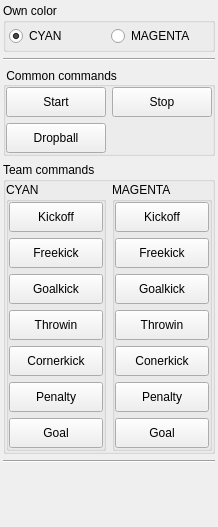
Above: coachbox/player_server/resource/player_server_widget.ui from tominagalab/musashi-ros2-humble before the change. Below: the same form after it.
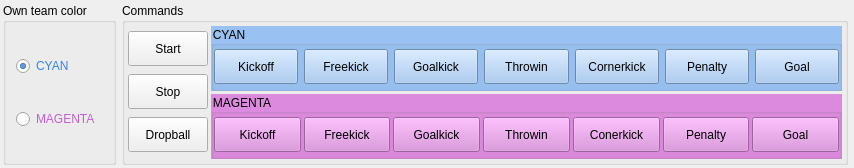
That is the form after the change.

Patch:
```diff
--- a/coachbox/player_server/resource/player_server_widget.ui
+++ b/coachbox/player_server/resource/player_server_widget.ui
@@ -6,16 +6,16 @@
    <rect>
     <x>0</x>
     <y>0</y>
-    <width>218</width>
-    <height>527</height>
+    <width>854</width>
+    <height>168</height>
    </rect>
   </property>
   <property name="windowTitle">
    <string>PlayerServer</string>
   </property>
-  <layout class="QVBoxLayout" name="verticalLayout">
+  <layout class="QHBoxLayout" name="horizontalLayout" stretch="0,0,1,0">
    <property name="spacing">
-    <number>6</number>
+    <number>3</number>
    </property>
    <property name="leftMargin">
     <number>3</number>
@@ -32,26 +32,35 @@
    <item>
     <widget class="QGroupBox" name="grpColor">
      <property name="title">
-      <string>Own color</string>
+      <string>Own team color</string>
      </property>
-     <layout class="QHBoxLayout" name="horizontalLayout">
+     <layout class="QVBoxLayout" name="verticalLayout_4">
       <property name="spacing">
        <number>3</number>
       </property>
       <property name="leftMargin">
-       <number>3</number>
+       <number>10</number>
       </property>
       <property name="topMargin">
        <number>3</number>
       </property>
       <property name="rightMargin">
-       <number>3</number>
+       <number>0</number>
       </property>
       <property name="bottomMargin">
        <number>3</number>
       </property>
       <item>
        <widget class="QRadioButton" name="rbtnCyan">
+        <property name="maximumSize">
+         <size>
+          <width>100</width>
+          <height>16777215</height>
+         </size>
+        </property>
+        <property name="styleSheet">
+         <string notr="true">color: rgb(53, 132, 228);</string>
+        </property>
         <property name="text">
          <string>CYAN</string>
         </property>
@@ -62,6 +71,15 @@
       </item>
       <item>
        <widget class="QRadioButton" name="rbtnMagenta">
+        <property name="maximumSize">
+         <size>
+          <width>100</width>
+          <height>16777215</height>
+         </size>
+        </property>
+        <property name="styleSheet">
+         <string notr="true">color: rgb(192, 97, 203);</string>
+        </property>
         <property name="text">
          <string>MAGENTA</string>
         </property>
@@ -71,7 +89,7 @@
     </widget>
    </item>
    <item>
-    <widget class="Line" name="line">
+    <widget class="Line" name="line_2">
      <property name="orientation">
       <enum>Qt::Horizontal</enum>
      </property>
@@ -79,44 +97,42 @@
    </item>
    <item>
     <widget class="QGroupBox" name="groupBox">
+     <property name="styleSheet">
+      <string notr="true"/>
+     </property>
      <property name="title">
-      <string> Common commands</string>
+      <string>Commands</string>
      </property>
-     <property name="alignment">
-      <set>Qt::AlignLeading|Qt::AlignLeft|Qt::AlignVCenter</set>
-     </property>
-     <layout class="QGridLayout" name="gridLayout_2">
+     <layout class="QHBoxLayout" name="horizontalLayout_4">
+      <property name="spacing">
+       <number>3</number>
+      </property>
       <property name="leftMargin">
-       <number>0</number>
+       <number>3</number>
       </property>
       <property name="topMargin">
-       <number>0</number>
+       <number>3</number>
       </property>
       <property name="rightMargin">
-       <number>0</number>
+       <number>3</number>
       </property>
       <property name="bottomMargin">
-       <number>0</number>
+       <number>3</number>
       </property>
-      <item row="0" column="1">
-       <widget class="QPushButton" name="pushButton_17">
-        <property name="minimumSize">
-         <size>
-          <width>0</width>
-          <height>30</height>
-         </size>
-        </property>
-        <property name="text">
-         <string>Stop</string>
-        </property>
-       </widget>
-      </item>
-      <item row="0" column="0">
+      <item>
+       <layout class="QVBoxLayout" name="verticalLayout_3">
+        <item>
        <widget class="QPushButton" name="pushButton_16">
         <property name="minimumSize">
          <size>
           <width>0</width>
-          <height>30</height>
+            <height>35</height>
+           </size>
+          </property>
+          <property name="maximumSize">
+           <size>
+            <width>80</width>
+            <height>16777215</height>
          </size>
         </property>
         <property name="text">
@@ -124,12 +140,37 @@
         </property>
        </widget>
       </item>
-      <item row="1" column="0">
+        <item>
+         <widget class="QPushButton" name="pushButton_17">
+          <property name="minimumSize">
+           <size>
+            <width>0</width>
+            <height>35</height>
+           </size>
+          </property>
+          <property name="maximumSize">
+           <size>
+            <width>80</width>
+            <height>16777215</height>
+           </size>
+          </property>
+          <property name="text">
+           <string>Stop</string>
+          </property>
+         </widget>
+        </item>
+        <item>
        <widget class="QPushButton" name="pushButton_15">
         <property name="minimumSize">
          <size>
           <width>0</width>
-          <height>30</height>
+            <height>35</height>
+           </size>
+          </property>
+          <property name="maximumSize">
+           <size>
+            <width>80</width>
+            <height>16777215</height>
          </size>
         </property>
         <property name="text">
@@ -138,145 +179,10 @@
        </widget>
       </item>
      </layout>
-    </widget>
    </item>
    <item>
-    <widget class="QGroupBox" name="grpCommand">
-     <property name="title">
-      <string>Team commands</string>
-     </property>
-     <layout class="QGridLayout" name="gridLayout">
-      <property name="leftMargin">
-       <number>0</number>
-      </property>
-      <property name="topMargin">
-       <number>0</number>
-      </property>
-      <property name="rightMargin">
-       <number>0</number>
-      </property>
-      <property name="bottomMargin">
-       <number>0</number>
-      </property>
-      <item row="2" column="1">
-       <widget class="QGroupBox" name="grpMagenta">
-        <property name="minimumSize">
-         <size>
-          <width>100</width>
-          <height>0</height>
-         </size>
-        </property>
-        <property name="title">
-         <string>MAGENTA</string>
-        </property>
-        <layout class="QVBoxLayout" name="verticalLayout_3">
-         <property name="leftMargin">
-          <number>0</number>
-         </property>
-         <property name="topMargin">
-          <number>0</number>
-         </property>
-         <property name="rightMargin">
-          <number>0</number>
-         </property>
-         <property name="bottomMargin">
-          <number>0</number>
-         </property>
+       <layout class="QVBoxLayout" name="verticalLayout">
          <item>
-          <widget class="QPushButton" name="pushButton_4">
-           <property name="minimumSize">
-            <size>
-             <width>0</width>
-             <height>30</height>
-            </size>
-           </property>
-           <property name="text">
-            <string>Kickoff</string>
-           </property>
-          </widget>
-         </item>
-         <item>
-          <widget class="QPushButton" name="pushButton_6">
-           <property name="minimumSize">
-            <size>
-             <width>0</width>
-             <height>30</height>
-            </size>
-           </property>
-           <property name="text">
-            <string>Freekick</string>
-           </property>
-          </widget>
-         </item>
-         <item>
-          <widget class="QPushButton" name="pushButton_5">
-           <property name="minimumSize">
-            <size>
-             <width>0</width>
-             <height>30</height>
-            </size>
-           </property>
-           <property name="text">
-            <string>Goalkick</string>
-           </property>
-          </widget>
-         </item>
-         <item>
-          <widget class="QPushButton" name="pushButton_10">
-           <property name="minimumSize">
-            <size>
-             <width>0</width>
-             <height>30</height>
-            </size>
-           </property>
-           <property name="text">
-            <string>Throwin</string>
-           </property>
-          </widget>
-         </item>
-         <item>
-          <widget class="QPushButton" name="pushButton_8">
-           <property name="minimumSize">
-            <size>
-             <width>0</width>
-             <height>30</height>
-            </size>
-           </property>
-           <property name="text">
-            <string>Conerkick</string>
-           </property>
-          </widget>
-         </item>
-         <item>
-          <widget class="QPushButton" name="pushButton_12">
-           <property name="minimumSize">
-            <size>
-             <width>0</width>
-             <height>30</height>
-            </size>
-           </property>
-           <property name="text">
-            <string>Penalty</string>
-           </property>
-          </widget>
-         </item>
-         <item>
-          <widget class="QPushButton" name="pushButton_14">
-           <property name="minimumSize">
-            <size>
-             <width>0</width>
-             <height>30</height>
-            </size>
-           </property>
-           <property name="text">
-            <string>Goal</string>
-           </property>
-          </widget>
-         </item>
-        </layout>
-       </widget>
-      </item>
-      <item row="2" column="0">
        <widget class="QGroupBox" name="grpCyan">
         <property name="minimumSize">
          <size>
@@ -284,10 +190,13 @@
           <height>0</height>
          </size>
         </property>
+          <property name="styleSheet">
+           <string notr="true">background-color: rgb(153, 193, 241);</string>
+          </property>
         <property name="title">
          <string>CYAN</string>
         </property>
-        <layout class="QVBoxLayout" name="verticalLayout_2">
+          <layout class="QHBoxLayout" name="horizontalLayout_2">
          <property name="leftMargin">
           <number>0</number>
          </property>
@@ -305,7 +214,7 @@
            <property name="minimumSize">
             <size>
              <width>0</width>
-             <height>30</height>
+               <height>35</height>
             </size>
            </property>
            <property name="text">
@@ -318,7 +227,7 @@
            <property name="minimumSize">
             <size>
              <width>0</width>
-             <height>30</height>
+               <height>35</height>
             </size>
            </property>
            <property name="text">
@@ -331,7 +240,7 @@
            <property name="minimumSize">
             <size>
              <width>0</width>
-             <height>30</height>
+               <height>35</height>
             </size>
            </property>
            <property name="text">
@@ -344,7 +253,7 @@
            <property name="minimumSize">
             <size>
              <width>0</width>
-             <height>30</height>
+               <height>35</height>
             </size>
            </property>
            <property name="text">
@@ -357,7 +266,7 @@
            <property name="minimumSize">
             <size>
              <width>0</width>
-             <height>30</height>
+               <height>35</height>
             </size>
            </property>
            <property name="text">
@@ -370,7 +279,7 @@
            <property name="minimumSize">
             <size>
              <width>0</width>
-             <height>30</height>
+               <height>35</height>
             </size>
            </property>
            <property name="text">
@@ -383,7 +292,7 @@
            <property name="minimumSize">
             <size>
              <width>0</width>
-             <height>30</height>
+               <height>35</height>
             </size>
            </property>
            <property name="text">
@@ -394,29 +303,143 @@
         </layout>
        </widget>
       </item>
+        <item>
+         <widget class="QGroupBox" name="grpMagenta">
+          <property name="minimumSize">
+           <size>
+            <width>100</width>
+            <height>0</height>
+           </size>
+          </property>
+          <property name="styleSheet">
+           <string notr="true">background-color: rgb(220, 138, 221);
+</string>
+          </property>
+          <property name="title">
+           <string>MAGENTA</string>
+          </property>
+          <layout class="QHBoxLayout" name="horizontalLayout_3">
+           <property name="spacing">
+            <number>3</number>
+           </property>
+           <property name="leftMargin">
+            <number>0</number>
+           </property>
+           <property name="topMargin">
+            <number>0</number>
+           </property>
+           <property name="rightMargin">
+            <number>0</number>
+           </property>
+           <property name="bottomMargin">
+            <number>0</number>
+           </property>
+           <item>
+            <widget class="QPushButton" name="pushButton_4">
+             <property name="minimumSize">
+              <size>
+               <width>0</width>
+               <height>35</height>
+              </size>
+             </property>
+             <property name="text">
+              <string>Kickoff</string>
+             </property>
+            </widget>
+           </item>
+           <item>
+            <widget class="QPushButton" name="pushButton_6">
+             <property name="minimumSize">
+              <size>
+               <width>0</width>
+               <height>35</height>
+              </size>
+             </property>
+             <property name="text">
+              <string>Freekick</string>
+             </property>
+            </widget>
+           </item>
+           <item>
+            <widget class="QPushButton" name="pushButton_5">
+             <property name="minimumSize">
+              <size>
+               <width>0</width>
+               <height>35</height>
+              </size>
+             </property>
+             <property name="text">
+              <string>Goalkick</string>
+             </property>
+            </widget>
+           </item>
+           <item>
+            <widget class="QPushButton" name="pushButton_10">
+             <property name="minimumSize">
+              <size>
+               <width>0</width>
+               <height>35</height>
+              </size>
+             </property>
+             <property name="text">
+              <string>Throwin</string>
+             </property>
+            </widget>
+           </item>
+           <item>
+            <widget class="QPushButton" name="pushButton_8">
+             <property name="minimumSize">
+              <size>
+               <width>0</width>
+               <height>35</height>
+              </size>
+             </property>
+             <property name="text">
+              <string>Conerkick</string>
+             </property>
+            </widget>
+           </item>
+           <item>
+            <widget class="QPushButton" name="pushButton_12">
+             <property name="minimumSize">
+              <size>
+               <width>0</width>
+               <height>35</height>
+              </size>
+             </property>
+             <property name="text">
+              <string>Penalty</string>
+             </property>
+            </widget>
+           </item>
+           <item>
+            <widget class="QPushButton" name="pushButton_14">
+             <property name="minimumSize">
+              <size>
+               <width>0</width>
+               <height>35</height>
+              </size>
+             </property>
+             <property name="text">
+              <string>Goal</string>
+             </property>
+            </widget>
+           </item>
      </layout>
     </widget>
    </item>
+       </layout>
+      </item>
+     </layout>
+    </widget>
+   </item>
    <item>
-    <widget class="Line" name="line_2">
+    <widget class="Line" name="line">
      <property name="orientation">
       <enum>Qt::Horizontal</enum>
      </property>
     </widget>
    </item>
-   <item>
-    <spacer name="verticalSpacer">
-     <property name="orientation">
-      <enum>Qt::Vertical</enum>
-     </property>
-     <property name="sizeHint" stdset="0">
-      <size>
-       <width>20</width>
-       <height>40</height>
-      </size>
-     </property>
-    </spacer>
-   </item>
   </layout>
  </widget>
  <resources/>
```
Lines whose indentation alone changed are shown as unchanged.
